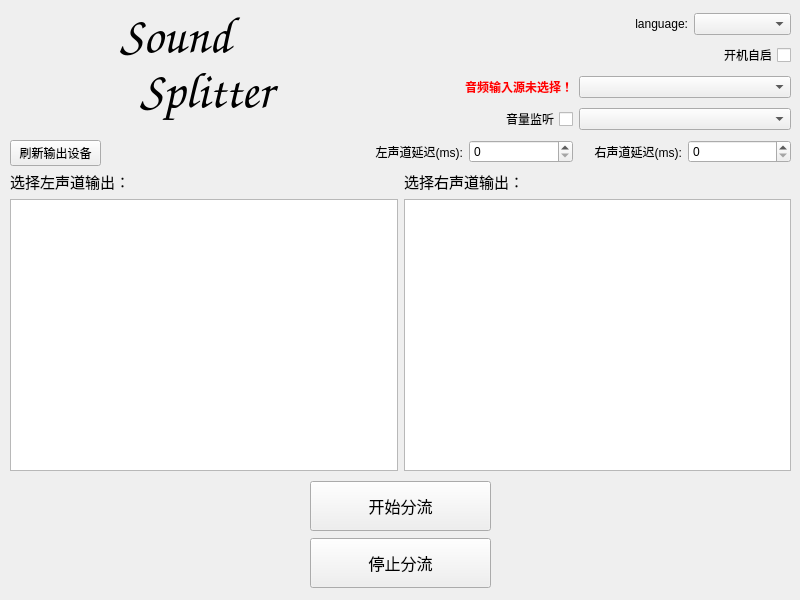
Above: src/ss/integration/app/ui/main_window.ui from handsome-Druid/SoundSpliter before the change. Below: the same form after it.
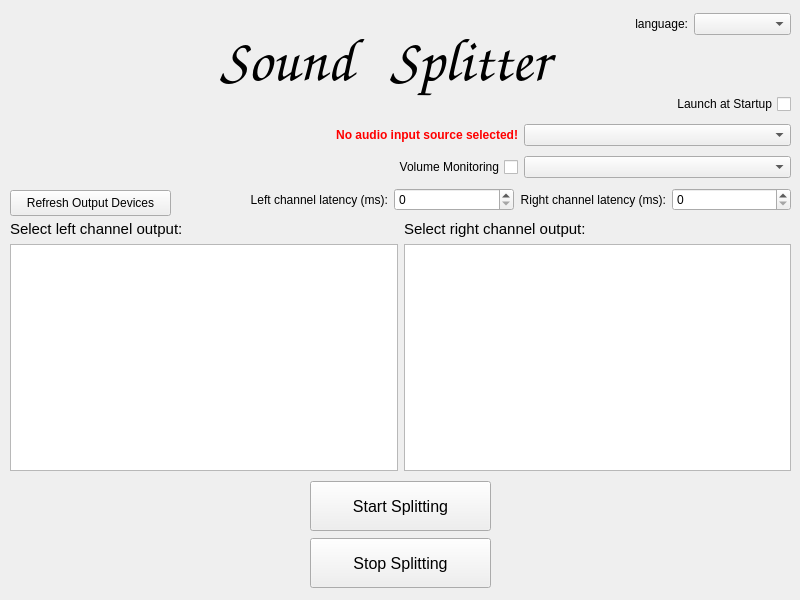
That is the form after the change. Icons and pictures are not drawn. Custom widgets are drawn as their Qt base class.

Patch:
```diff
--- a/src/ss/integration/app/ui/main_window.ui
+++ b/src/ss/integration/app/ui/main_window.ui
@@ -33,10 +33,10 @@
    <widget class="QLabel" name="iconLabel">
     <property name="geometry">
      <rect>
-      <x>0</x>
-      <y>10</y>
-      <width>131</width>
-      <height>131</height>
+      <x>20</x>
+      <y>0</y>
+      <width>201</width>
+      <height>201</height>
      </rect>
     </property>
     <property name="text">
@@ -55,10 +55,10 @@
    <widget class="QLabel" name="soundLabel">
     <property name="geometry">
      <rect>
-      <x>120</x>
-      <y>0</y>
+      <x>220</x>
+      <y>20</y>
       <width>171</width>
-      <height>71</height>
+      <height>81</height>
      </rect>
     </property>
     <property name="font">
@@ -69,7 +69,7 @@
      </font>
     </property>
     <property name="styleSheet">
-     <string notr="true">font-size: 50px</string>
+     <string notr="true">font-size: 60px</string>
     </property>
     <property name="text">
      <string>Sound</string>
@@ -97,7 +97,7 @@
         <string notr="true">font-size: 16px</string>
        </property>
        <property name="text">
-        <string>开始分流</string>
+        <string>Start Splitting</string>
        </property>
       </widget>
      </item>
@@ -113,7 +113,7 @@
         <string notr="true">font-size: 16px</string>
        </property>
        <property name="text">
-        <string>停止分流</string>
+        <string>Stop Splitting</string>
        </property>
       </widget>
      </item>
@@ -123,9 +123,9 @@
     <property name="geometry">
      <rect>
       <x>10</x>
-      <y>170</y>
+      <y>220</y>
       <width>781</width>
-      <height>301</height>
+      <height>251</height>
      </rect>
     </property>
     <layout class="QVBoxLayout" name="verticalLayout_2">
@@ -137,7 +137,7 @@
           <string notr="true">font-size: 15px</string>
          </property>
          <property name="text">
-          <string>选择左声道输出：</string>
+          <string>Select left channel output:</string>
          </property>
         </widget>
        </item>
@@ -147,7 +147,7 @@
           <string notr="true">font-size: 15px</string>
          </property>
          <property name="text">
-          <string>选择右声道输出：</string>
+          <string>Select right channel output:</string>
          </property>
         </widget>
        </item>
@@ -169,21 +169,21 @@
     <property name="geometry">
      <rect>
       <x>10</x>
-      <y>140</y>
-      <width>91</width>
+      <y>190</y>
+      <width>161</width>
       <height>26</height>
      </rect>
     </property>
     <property name="text">
-     <string>刷新输出设备</string>
+     <string>Refresh Output Devices</string>
     </property>
    </widget>
    <widget class="QWidget" name="layoutWidget">
     <property name="geometry">
      <rect>
-      <x>360</x>
-      <y>40</y>
-      <width>431</width>
+      <x>250</x>
+      <y>90</y>
+      <width>541</width>
       <height>127</height>
      </rect>
     </property>
@@ -194,7 +194,7 @@
         <enum>Qt::LayoutDirection::RightToLeft</enum>
        </property>
        <property name="text">
-        <string>开机自启</string>
+        <string>Launch at Startup</string>
        </property>
       </widget>
      </item>
@@ -214,7 +214,7 @@
           <string notr="true">color: rgb(255, 0, 0)</string>
          </property>
          <property name="text">
-          <string>音频输入源未选择！</string>
+          <string>No audio input source selected!</string>
          </property>
          <property name="alignment">
           <set>Qt::AlignmentFlag::AlignRight|Qt::AlignmentFlag::AlignTrailing|Qt::AlignmentFlag::AlignVCenter</set>
@@ -234,7 +234,7 @@
           <enum>Qt::LayoutDirection::RightToLeft</enum>
          </property>
          <property name="text">
-          <string>音量监听</string>
+          <string>Volume Monitoring</string>
          </property>
         </widget>
        </item>
@@ -248,7 +248,7 @@
        <item>
         <widget class="QLabel" name="leftLatencyLabel">
          <property name="text">
-          <string>左声道延迟(ms):</string>
+          <string>Left channel latency (ms):</string>
          </property>
          <property name="alignment">
           <set>Qt::AlignmentFlag::AlignRight|Qt::AlignmentFlag::AlignTrailing|Qt::AlignmentFlag::AlignVCenter</set>
@@ -268,7 +268,7 @@
        <item>
         <widget class="QLabel" name="rightLatencyLabel">
          <property name="text">
-          <string>右声道延迟(ms):</string>
+          <string>Right channel latency (ms):</string>
          </property>
          <property name="alignment">
           <set>Qt::AlignmentFlag::AlignRight|Qt::AlignmentFlag::AlignTrailing|Qt::AlignmentFlag::AlignVCenter</set>
@@ -292,8 +292,8 @@
    <widget class="QLabel" name="splitterLabel">
     <property name="geometry">
      <rect>
-      <x>140</x>
-      <y>50</y>
+      <x>390</x>
+      <y>20</y>
       <width>231</width>
       <height>81</height>
      </rect>
@@ -306,13 +306,13 @@
      </font>
     </property>
     <property name="styleSheet">
-     <string notr="true">font-size: 50px</string>
+     <string notr="true">font-size: 60px</string>
     </property>
     <property name="text">
      <string>Splitter</string>
     </property>
    </widget>
-   <widget class="QWidget" name="">
+   <widget class="QWidget" name="layoutWidget">
     <property name="geometry">
      <rect>
       <x>590</x>
```
Left out of the diff: 7 changed lines with no effect on the pictures.
